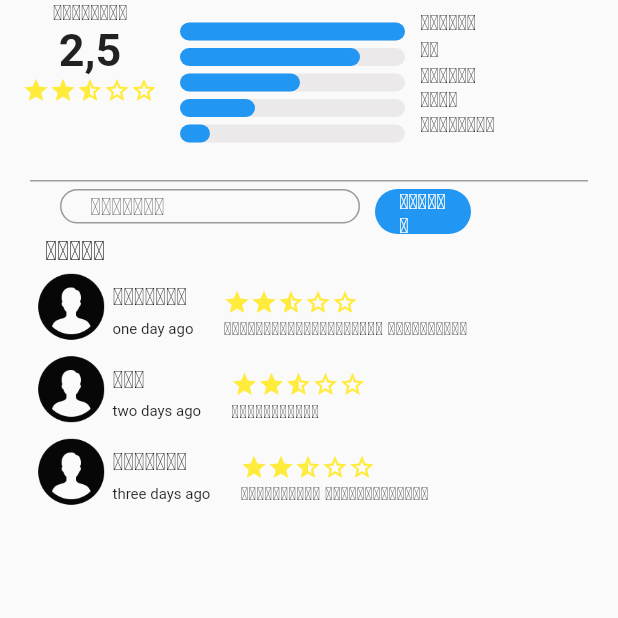
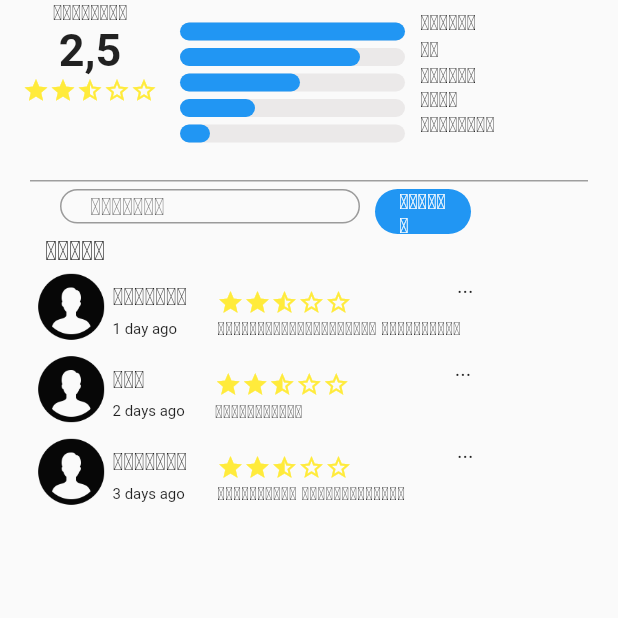
Before and after one commit to Nanthavath/mgosme, a Flutter app: the Reviewpage screen opened directly, after a tap on "ຕົກລົງ", on a phone screen of 412 x 824 dp, the top half of it. Run offline on Flutter 3.47's test engine with Material 2 defaults, Android fonts, the light colour scheme and no system bars; our stand-ins replace cached_network_image, carousel_pro, carousel_slider, cloud_firestore, equatable, firebase_auth and 10 more; missing offline and left inert: flutter_progress_dialog, popup_menu; accounts and stored records are empty; statements that could not run were skipped.

Commit message:
add popupmenu in reviewpage

```diff
--- a/lib/pages/home/screen/home_app/more_page/profiles/edit_profiles/edit_info.dart
+++ b/lib/pages/home/screen/home_app/more_page/profiles/edit_profiles/edit_info.dart
@@ -4,7 +4,7 @@ import 'package:flutter/material.dart';
 import 'package:flutter/services.dart';
 import 'package:image_cropper/image_cropper.dart';
 import 'package:image_picker/image_picker.dart';
-import 'package:mgosme/pages/home/screen/home_app/more_page/profiles/view/input_formater.dart';
+import 'package:mgosme/pages/home/screen/home_app/more_page/profiles/widgets/input_formater.dart';
 import 'package:mgosme/pages/home/screen/home_app/more_page/profiles/widgets/back_button.dart';
 import 'package:mgosme/pages/home/screen/home_app/more_page/profiles/widgets/dropdown_widget.dart';
 import 'package:mgosme/pages/home/screen/home_app/more_page/profiles/widgets/maps_address.dart';
--- a/lib/pages/home/screen/home_app/more_page/profiles/view/reviewpage.dart
+++ b/lib/pages/home/screen/home_app/more_page/profiles/view/reviewpage.dart
@@ -1,4 +1,9 @@
 import 'package:flutter/material.dart';
+import 'package:mgosme/pages/home/menu_popup.dart';
+import 'package:mgosme/pages/home/screen/home_app/home/home.dart';
+import 'package:mgosme/pages/home/screen/home_app/more_page/profiles/widgets/popup_menu.dart';
+import 'package:mgosme/pages/home/screen/home_app/more_page/profiles/widgets/stars_popup.dart';
+import 'package:mgosme/utilities/alert_dialog.dart';
 
 class Reviewpage extends StatefulWidget {
   @override
@@ -11,6 +16,21 @@ class _ReviewpageState extends State<Reviewpage> {
   @override
   Widget build(BuildContext context) {
     return Scaffold(
+      // appBar: AppBar(
+      //   actions: [
+      //     PopupMenuButton(
+      //       onSelected: choiceAction,
+      //       itemBuilder: (BuildContext context) {
+      //         return Constants_review.choices.map((String choice) {
+      //           return PopupMenuItem<String>(
+      //             value: choice,
+      //             child: Text(choice),
+      //           );
+      //         }).toList();
+      //       },
+      //     ),
+      //   ],
+      // ),
       body: SingleChildScrollView(
         child: Container(
           child: Column(
@@ -202,7 +222,17 @@ class _ReviewpageState extends State<Reviewpage> {
       ),
       child: FlatButton(
         onPressed: () {
-          print('comment = $txtcomment');
+          if (txtcomment == '') {
+            print('please input infomation');
+          } else {
+            // print('comment = $txtcomment');
+            // CustomAlertDialogStars().alertDialog(
+            //   context: context,
+            //   title: 'hai dao',
+            //   icon: Icons.sim_card_alert,
+            //   message: 'give stars',
+            // );
+          }
         },
         child: Text(
           'ຕົກລົງ',
@@ -219,17 +249,17 @@ class _ReviewpageState extends State<Reviewpage> {
           textusercomment(
               image: 'icons/user.png',
               name: 'ຕົ້ນຕານ',
-              time: 'one day ago',
+              time: '1 day ago',
               commenttext: 'ການບໍ່ລິການໄດ້ດີຫຼາຍ ແຕ່ເຮັດດົນ'),
           textusercomment(
               image: 'icons/user.png',
               name: 'ຈອນ',
-              time: 'two days ago',
+              time: '2 days ago',
               commenttext: 'ເຮັດດົນຫຼາຍ'),
           textusercomment(
               image: 'icons/user.png',
               name: 'ບິບໄຫ່ຍ',
-              time: 'three days ago',
+              time: '3 days ago',
               commenttext: 'ເຮັດຜິດຫັນ ແລ້ວກະດົນຫຼາຍ'),
         ],
       ),
@@ -293,6 +323,7 @@ class _ReviewpageState extends State<Reviewpage> {
                   ],
                 ),
               ),
+              menupopupbutton(),
             ],
           ),
         ],
@@ -313,4 +344,35 @@ class _ReviewpageState extends State<Reviewpage> {
       ),
     );
   }
+
+  menupopupbutton() {
+    return Container(
+      margin: EdgeInsets.only(left: 180),
+      child: Column(
+        children: [
+          PopupMenuButton(
+            onSelected: choiceAction,
+            child: Text('...'),
+            itemBuilder: (BuildContext context) {
+              return Constants_review.choices.map((String choice) {
+                return PopupMenuItem<String>(
+                  value: choice,
+                  child: Text(choice),
+                );
+              }).toList();
+            },
+          ),
+        ],
+      ),
+    );
+  }
+
+  void choiceAction(String choice) {
+    if (choice == Constants_review.update) {
+      print('update');
+    }
+    if (choice == Constants_review.delete) {
+      print('delete');
+    }
+  }
 }
--- /dev/null
+++ b/lib/pages/home/screen/home_app/more_page/profiles/widgets/popup_menu.dart
@@ -0,0 +1,8 @@
+class Constants_review {
+  static const String update = 'ແກ້ໄຂ';
+  static const String delete = 'ລົບ';
+  static const List<String> choices = <String>[
+    update,
+    delete,
+  ];
+}
```
Also changed, not shown: lib/pages/home/screen/home_app/more_page/profiles/view/experiance.dart (+8 -3 lines), lib/pages/home/screen/home_app/more_page/profiles/widgets/stars_popup.dart (added, +41 -0 lines), lib/pages/home/screen/home_app/more_page/profiles/widgets/input_formater.dart (renamed from lib/pages/home/screen/home_app/more_page/profiles/view/input_formater.dart).
